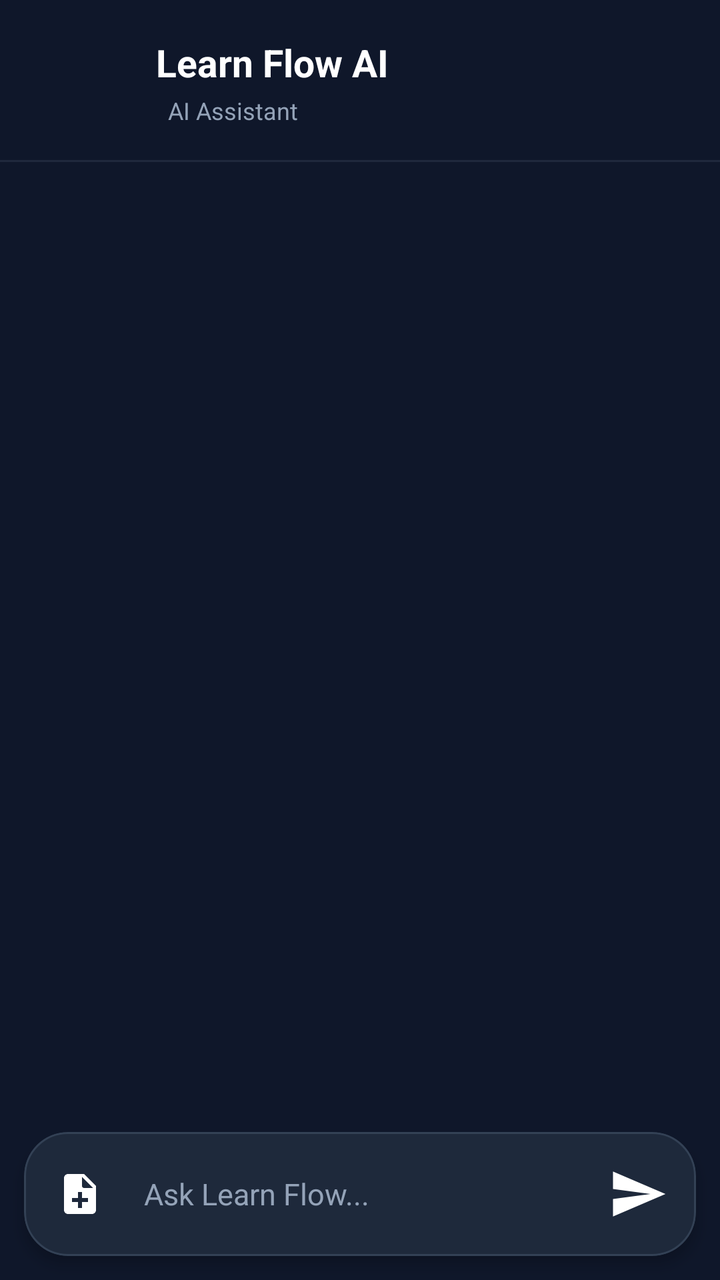
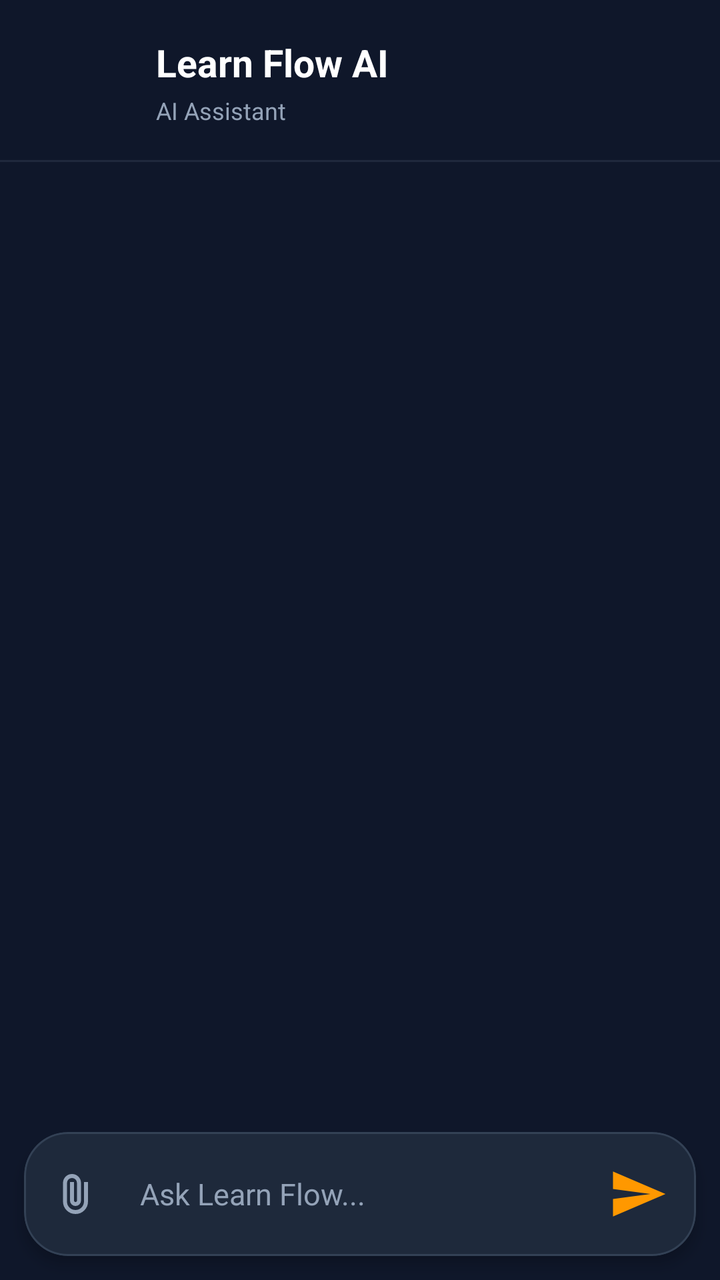

Before-and-after screenshots of an Android layout around one commit, followed by the original layout XML and the change that was made.
<!-- AndroidManifest.xml: application theme Theme.LearnFlow -->
<!-- res/layout/activity_chat.xml -->
<?xml version="1.0" encoding="utf-8"?>
<androidx.constraintlayout.widget.ConstraintLayout
    xmlns:android="http://schemas.android.com/apk/res/android"
    xmlns:app="http://schemas.android.com/apk/res-auto"
    xmlns:tools="http://schemas.android.com/tools"
    android:id="@+id/main"
    android:layout_width="match_parent"
    android:layout_height="match_parent"
    android:background="@color/dark_background">

    
    <LinearLayout
        android:id="@+id/header"
        android:layout_width="0dp"
        android:layout_height="wrap_content"
        android:layout_marginStart="20dp"
        android:layout_marginTop="18dp"
        android:layout_marginEnd="20dp"
        android:gravity="center_vertical"
        android:orientation="horizontal"
        app:layout_constraintEnd_toEndOf="parent"
        app:layout_constraintStart_toStartOf="parent"
        app:layout_constraintTop_toTopOf="parent">

        <FrameLayout
            android:layout_width="46dp"
            android:layout_height="46dp">

            <ImageView
                android:layout_width="24dp"
                android:layout_height="24dp"
                android:layout_gravity="center"
                android:contentDescription="AI"
                android:backgroundTint="@color/white" />

        </FrameLayout>

        <LinearLayout
            android:layout_width="0dp"
            android:layout_height="wrap_content"
            android:layout_marginStart="12dp"
            android:layout_weight="1"
            android:orientation="vertical">

            <TextView
                android:id="@+id/name"
                android:layout_width="wrap_content"
                android:layout_height="wrap_content"
                android:text="Learn Flow AI"
                android:textColor="@color/white"
                android:textSize="19sp"
                android:textStyle="bold" />

            <LinearLayout
                android:layout_width="wrap_content"
                android:layout_height="wrap_content"
                android:layout_marginTop="3dp"
                android:gravity="center_vertical"
                android:orientation="horizontal">



                <TextView
                    android:layout_width="wrap_content"
                    android:layout_height="wrap_content"
                    android:layout_marginStart="6dp"
                    android:text="AI Assistant"
                    android:textColor="@color/dark_text_secondary"
                    android:textSize="12sp" />

            </LinearLayout>

        </LinearLayout>

    </LinearLayout>

    
    <View
        android:id="@+id/headerDivider"
        android:layout_width="0dp"
        android:layout_height="1dp"
        android:layout_marginTop="16dp"
        android:alpha="0.45"
        android:background="@color/dark_surface_variant"
        app:layout_constraintEnd_toEndOf="parent"
        app:layout_constraintStart_toStartOf="parent"
        app:layout_constraintTop_toBottomOf="@id/header" />

    
    <LinearLayout
        android:id="@+id/messageContainer"
        android:layout_width="0dp"
        android:layout_height="0dp"
        android:orientation="vertical"
        app:layout_constraintBottom_toTopOf="@id/inputCard"
        app:layout_constraintEnd_toEndOf="parent"
        app:layout_constraintStart_toStartOf="parent"
        app:layout_constraintTop_toBottomOf="@id/headerDivider">

        <androidx.recyclerview.widget.RecyclerView
            android:id="@+id/recyclerView"
            android:layout_width="match_parent"
            android:layout_height="0dp"
            android:layout_weight="1"
            android:clipToPadding="false"
            android:overScrollMode="never"
            android:paddingStart="14dp"
            android:paddingTop="14dp"
            android:paddingEnd="14dp"
            android:paddingBottom="8dp" />

        <include
            android:id="@+id/typingIndicator"
            layout="@layout/loader"
            android:layout_margin="30dp"
            android:layout_width="match_parent"
            android:layout_height="30dp" />

    </LinearLayout>

    
    <com.google.android.material.card.MaterialCardView
        android:id="@+id/inputCard"
        android:layout_width="0dp"
        android:layout_height="wrap_content"
        android:layout_marginStart="12dp"
        android:layout_marginEnd="12dp"
        android:layout_marginBottom="12dp"
        app:cardBackgroundColor="@color/dark_surface"
        app:cardCornerRadius="22dp"
        app:cardElevation="4dp"
        app:strokeColor="@color/dark_surface_variant"
        app:strokeWidth="1dp"
        app:layout_constraintBottom_toBottomOf="parent"
        app:layout_constraintStart_toStartOf="parent"
        app:layout_constraintEnd_toEndOf="parent">

        <LinearLayout
            android:id="@+id/inputContainer"
            android:layout_width="match_parent"
            android:layout_height="wrap_content"
            android:minHeight="62dp"
            android:gravity="center_vertical"
            android:orientation="horizontal"
            android:paddingStart="8dp"
            android:paddingTop="6dp"
            android:paddingEnd="6dp"
            android:paddingBottom="6dp">

            <ImageButton
                android:id="@+id/btnAttach"
                android:layout_width="40dp"
                android:layout_height="40dp"
                android:background="@android:color/transparent"
                android:padding="10dp"
                android:src="@drawable/ic_add"
                android:backgroundTint="@color/dark_text_secondary"
                android:contentDescription="Attach document" />

            <EditText
                android:id="@+id/editMessage"
                android:layout_width="0dp"
                android:layout_height="wrap_content"
                android:layout_weight="1"
                android:layout_marginStart="4dp"
                android:layout_marginEnd="4dp"
                android:minHeight="46dp"
                android:maxLines="4"
                android:gravity="center_vertical"
                android:background="@android:color/transparent"
                android:hint="Ask Learn Flow..."
                android:textColor="@color/dark_text_primary"
                android:textColorHint="@color/dark_text_secondary"
                android:textSize="15sp"
                android:inputType="textCapSentences|textMultiLine"
                android:padding="8dp" />

            <ImageButton
                android:id="@+id/btnSend"
                android:layout_width="46dp"
                android:layout_height="46dp"
                android:background="@android:color/transparent"
                android:padding="10dp"
                android:src="@drawable/ic_send"
                android:backgroundTint="@color/orange"
                android:contentDescription="Send message" />

        </LinearLayout>

    </com.google.android.material.card.MaterialCardView>

</androidx.constraintlayout.widget.ConstraintLayout>
<!-- res/layout/loader.xml (included above) -->
<?xml version="1.0" encoding="utf-8"?>
<LinearLayout
    xmlns:android="http://schemas.android.com/apk/res/android"
    android:layout_width="wrap_content"
    android:layout_height="32dp"
    android:layout_marginStart="30dp"
    android:gravity="center_vertical"
    android:orientation="horizontal"
    android:visibility="gone">

    <View
        android:id="@+id/dot1"
        android:layout_width="7dp"
        android:layout_height="7dp"
        android:layout_marginEnd="4dp"
        android:background="@drawable/typing_dot" />

    <View
        android:id="@+id/dot2"
        android:layout_width="7dp"
        android:layout_height="7dp"
        android:layout_marginEnd="4dp"
        android:background="@drawable/typing_dot" />

    <View
        android:id="@+id/dot3"
        android:layout_width="7dp"
        android:layout_height="7dp"
        android:background="@drawable/typing_dot" />

</LinearLayout>
<!-- resources referenced by this layout -->
<resources>
  <color name="dark_background">#0F172A</color>
  <color name="dark_surface">#1E293B</color>
  <color name="dark_surface_variant">#334155</color>
  <color name="dark_text_primary">#F8FAFC</color>
  <color name="dark_text_secondary">#94A3B8</color>
  <color name="orange">#FF9800</color>
  <color name="white">#ffffff</color>
  <!-- drawable ic_add (drawable) -->
  <?xml version="1.0" encoding="utf-8"?>
  <vector xmlns:android="http://schemas.android.com/apk/res/android"
      android:width="24dp"
      android:height="24dp"
      android:viewportWidth="24"
      android:viewportHeight="24">
  
      <path
          android:fillColor="@android:color/white"
          android:pathData="M6,2C4.9,2 4,2.9 4,4V20C4,21.1 4.9,22 6,22H18C19.1,22 20,21.1 20,20V8L14,2H6ZM13,3.5L18.5,9H14C13.45,9 13,8.55 13,8V3.5ZM11,11H13V14H16V16H13V19H11V16H8V14H11V11Z" />
  
  </vector>
  <!-- drawable ic_send (drawable) -->
  <?xml version="1.0" encoding="utf-8"?>
  <vector xmlns:android="http://schemas.android.com/apk/res/android"
      android:width="30dp"
      android:height="30dp"
      android:viewportWidth="24"
      android:viewportHeight="24">
  
      <path
          android:fillColor="@android:color/white"
          android:pathData="M2,21L23,12L2,3L2,10L17,12L2,14Z" />
  
  </vector>
  <!-- drawable typing_dot (drawable) -->
  <?xml version="1.0" encoding="utf-8"?>
  <shape xmlns:android="http://schemas.android.com/apk/res/android"
      android:shape="oval">
  
      <solid android:color="@color/dark_text_secondary" />
  
  </shape>
  <style name="Theme.LearnFlow" parent="Base.Theme.LearnFlow" />
  <style name="Base.Theme.LearnFlow" parent="Theme.Material3.DayNight.NoActionBar">
          
          
      </style>
</resources>

<!-- the commit's change to res/layout/activity_chat.xml (unified diff, before → after) -->
@@ -2,13 +2,11 @@
 <androidx.constraintlayout.widget.ConstraintLayout
     xmlns:android="http://schemas.android.com/apk/res/android"
     xmlns:app="http://schemas.android.com/apk/res-auto"
-    xmlns:tools="http://schemas.android.com/tools"
     android:id="@+id/main"
     android:layout_width="match_parent"
     android:layout_height="match_parent"
     android:background="@color/dark_background">
 
-    
     <LinearLayout
         android:id="@+id/header"
         android:layout_width="0dp"
@@ -51,30 +49,18 @@
                 android:textSize="19sp"
                 android:textStyle="bold" />
 
-            <LinearLayout
+            <TextView
                 android:layout_width="wrap_content"
                 android:layout_height="wrap_content"
                 android:layout_marginTop="3dp"
-                android:gravity="center_vertical"
-                android:orientation="horizontal">
-
-
-
-                <TextView
-                    android:layout_width="wrap_content"
-                    android:layout_height="wrap_content"
-                    android:layout_marginStart="6dp"
-                    android:text="AI Assistant"
-                    android:textColor="@color/dark_text_secondary"
-                    android:textSize="12sp" />
-
-            </LinearLayout>
+                android:text="AI Assistant"
+                android:textColor="@color/dark_text_secondary"
+                android:textSize="12sp" />
 
         </LinearLayout>
 
     </LinearLayout>
 
-    
     <View
         android:id="@+id/headerDivider"
         android:layout_width="0dp"
@@ -86,7 +72,6 @@
         app:layout_constraintStart_toStartOf="parent"
         app:layout_constraintTop_toBottomOf="@id/header" />
 
-    
     <LinearLayout
         android:id="@+id/messageContainer"
         android:layout_width="0dp"
@@ -112,13 +97,12 @@
         <include
             android:id="@+id/typingIndicator"
             layout="@layout/loader"
-            android:layout_margin="30dp"
             android:layout_width="match_parent"
-            android:layout_height="30dp" />
+            android:layout_height="30dp"
+            android:layout_margin="30dp" />
 
     </LinearLayout>
 
-    
     <com.google.android.material.card.MaterialCardView
         android:id="@+id/inputCard"
         android:layout_width="0dp"
@@ -132,58 +116,125 @@
         app:strokeColor="@color/dark_surface_variant"
         app:strokeWidth="1dp"
         app:layout_constraintBottom_toBottomOf="parent"
-        app:layout_constraintStart_toStartOf="parent"
-        app:layout_constraintEnd_toEndOf="parent">
+        app:layout_constraintEnd_toEndOf="parent"
+        app:layout_constraintStart_toStartOf="parent">
 
         <LinearLayout
             android:id="@+id/inputContainer"
             android:layout_width="match_parent"
             android:layout_height="wrap_content"
-            android:minHeight="62dp"
-            android:gravity="center_vertical"
-            android:orientation="horizontal"
-            android:paddingStart="8dp"
-            android:paddingTop="6dp"
-            android:paddingEnd="6dp"
-            android:paddingBottom="6dp">
-
-            <ImageButton
-                android:id="@+id/btnAttach"
-                android:layout_width="40dp"
-                android:layout_height="40dp"
-                android:background="@android:color/transparent"
-                android:padding="10dp"
-                android:src="@drawable/ic_add"
-                android:backgroundTint="@color/dark_text_secondary"
-                android:contentDescription="Attach document" />
-
-            <EditText
-                android:id="@+id/editMessage"
-                android:layout_width="0dp"
-                android:layout_height="wrap_content"
-                android:layout_weight="1"
-                android:layout_marginStart="4dp"
-                android:layout_marginEnd="4dp"
-                android:minHeight="46dp"
-                android:maxLines="4"
+            android:orientation="vertical"
+            android:padding="6dp">
+
+            <LinearLayout
+                android:id="@+id/attachmentContainer"
+                android:layout_width="match_parent"
+                android:layout_height="wrap_content"
+                android:layout_marginBottom="4dp"
                 android:gravity="center_vertical"
-                android:background="@android:color/transparent"
-                android:hint="Ask Learn Flow..."
-                android:textColor="@color/dark_text_primary"
-                android:textColorHint="@color/dark_text_secondary"
-                android:textSize="15sp"
-                android:inputType="textCapSentences|textMultiLine"
-                android:padding="8dp" />
-
-            <ImageButton
-                android:id="@+id/btnSend"
-                android:layout_width="46dp"
-                android:layout_height="46dp"
-                android:background="@android:color/transparent"
-                android:padding="10dp"
-                android:src="@drawable/ic_send"
-                android:backgroundTint="@color/orange"
-                android:contentDescription="Send message" />
+                android:orientation="horizontal"
+                android:padding="8dp"
+                android:visibility="gone">
+
+                <ImageView
+                    android:layout_width="40dp"
+                    android:layout_height="40dp"
+                    android:contentDescription="PDF document"
+                    android:padding="8dp"
+                    android:src="@drawable/ic_document" />
+
+                <LinearLayout
+                    android:layout_width="0dp"
+                    android:layout_height="wrap_content"
+                    android:layout_weight="1"
+                    android:orientation="vertical"
+                    android:paddingStart="8dp"
+                    android:paddingEnd="8dp">
+
+                    <TextView
+                        android:id="@+id/txtAttachmentName"
+                        android:layout_width="match_parent"
+                        android:layout_height="wrap_content"
+                        android:ellipsize="middle"
+                        android:maxLines="1"
+                        android:textColor="@color/dark_text_primary"
+                        android:textSize="14sp"
+                        android:textStyle="bold" />
+
+                    <TextView
+                        android:layout_width="wrap_content"
+                        android:layout_height="wrap_content"
+                        android:text="PDF document"
+                        android:textColor="@color/dark_text_secondary"
+                        android:textSize="12sp" />
+
+                </LinearLayout>
+
+                <ImageView
+                    android:id="@+id/btnRemoveAttachment"
+                    android:layout_width="36dp"
+                    android:layout_height="36dp"
+                    android:contentDescription="Remove attachment"
+                    android:padding="8dp"
+                    android:src="@drawable/ic_close"
+                    app:tint="@color/dark_text_secondary" />
+
+            </LinearLayout>
+
+            <View
+                android:id="@+id/documentView"
+                android:layout_width="match_parent"
+                android:layout_height="1dp"
+                android:layout_marginBottom="4dp"
+                android:background="@color/text_secondary"
+                android:visibility="gone" />
+
+            <LinearLayout
+                android:layout_width="match_parent"
+                android:layout_height="wrap_content"
+                android:gravity="center_vertical"
+                android:minHeight="50dp"
+                android:orientation="horizontal">
+
+                <ImageButton
+                    android:id="@+id/btnAttach"
+                    android:layout_width="40dp"
+                    android:layout_height="40dp"
+                    android:background="@android:color/transparent"
+                    android:contentDescription="Attach document"
+                    android:padding="10dp"
+                    android:src="@drawable/ic_attach"
+                    app:tint="@color/dark_text_secondary" />
+
+                <EditText
+                    android:id="@+id/editMessage"
+                    android:layout_width="0dp"
+                    android:layout_height="wrap_content"
+                    android:layout_weight="1"
+                    android:layout_marginStart="4dp"
+                    android:layout_marginEnd="4dp"
+                    android:background="@android:color/transparent"
+                    android:gravity="center_vertical"
+                    android:hint="Ask Learn Flow..."
+                    android:inputType="textCapSentences|textMultiLine"
+                    android:maxLines="4"
+                    android:minHeight="46dp"
+                    android:padding="8dp"
+                    android:textColor="@color/dark_text_primary"
+                    android:textColorHint="@color/dark_text_secondary"
+                    android:textSize="15sp" />
+
+                <ImageButton
+                    android:id="@+id/btnSend"
+                    android:layout_width="46dp"
+                    android:layout_height="46dp"
+                    android:background="@android:color/transparent"
+                    android:contentDescription="Send message"
+                    android:padding="10dp"
+                    android:src="@drawable/ic_send"
+                    app:tint="@color/orange" />
+
+            </LinearLayout>
 
         </LinearLayout>
 
<!-- resource entries referenced after the edit -->
@@ -6,19 +6,25 @@
   <color name="dark_text_primary">#F8FAFC</color>
   <color name="dark_text_secondary">#94A3B8</color>
   <color name="orange">#FF9800</color>
+  <color name="text_secondary">#64748B</color>
   <color name="white">#ffffff</color>
-  <!-- drawable ic_add (drawable) -->
-  <?xml version="1.0" encoding="utf-8"?>
-  <vector xmlns:android="http://schemas.android.com/apk/res/android"
-      android:width="24dp"
-      android:height="24dp"
-      android:viewportWidth="24"
-      android:viewportHeight="24">
-  
-      <path
-          android:fillColor="@android:color/white"
-          android:pathData="M6,2C4.9,2 4,2.9 4,4V20C4,21.1 4.9,22 6,22H18C19.1,22 20,21.1 20,20V8L14,2H6ZM13,3.5L18.5,9H14C13.45,9 13,8.55 13,8V3.5ZM11,11H13V14H16V16H13V19H11V16H8V14H11V11Z" />
-  
+  <!-- drawable ic_attach (drawable) -->
+  <vector xmlns:android="http://schemas.android.com/apk/res/android" android:height="24dp" android:tint="#FFFFFF" android:viewportHeight="960" android:viewportWidth="960" android:width="24dp">
+        
+      <path android:fillColor="@android:color/white" android:pathData="M720,630Q720,734 647,807Q574,880 470,880Q366,880 293,807Q220,734 220,630L220,260Q220,185 272.5,132.5Q325,80 400,80Q475,80 527.5,132.5Q580,185 580,260L580,610Q580,656 548,688Q516,720 470,720Q424,720 392,688Q360,656 360,610L360,240L440,240L440,610Q440,623 448.5,631.5Q457,640 470,640Q483,640 491.5,631.5Q500,623 500,610L500,260Q499,218 470.5,189Q442,160 400,160Q358,160 329,189Q300,218 300,260L300,630Q299,701 349,750.5Q399,800 470,800Q540,800 589,750.5Q638,701 640,630L640,240L720,240L720,630Z"/>
+      
+  </vector>
+  <!-- drawable ic_close (drawable) -->
+  <vector xmlns:android="http://schemas.android.com/apk/res/android" android:height="24dp" android:tint="#FFFFFF" android:viewportHeight="24" android:viewportWidth="24" android:width="24dp">
+        
+      <path android:fillColor="@android:color/white" android:pathData="M19,6.41L17.59,5 12,10.59 6.41,5 5,6.41 10.59,12 5,17.59 6.41,19 12,13.41 17.59,19 19,17.59 13.41,12 19,6.41z"/>
+      
+  </vector>
+  <!-- drawable ic_document (drawable) -->
+  <vector xmlns:android="http://schemas.android.com/apk/res/android" android:height="24dp" android:tint="#FFFFFF" android:viewportHeight="960" android:viewportWidth="960" android:width="24dp">
+        
+      <path android:fillColor="@android:color/white" android:pathData="M280,760L680,760Q676,711 650,670Q624,629 582,605L620,537Q622,533 621,528Q620,523 615,521Q611,519 606.5,520Q602,521 600,525L561,595Q541,587 521,582.5Q501,578 480,578Q459,578 439,582.5Q419,587 399,595L360,525Q358,520 353.5,520Q349,520 344,522Q344,522 340,537L378,605Q336,629 310,670Q284,711 280,760ZM376,694Q370,688 370,680Q370,672 376,666Q382,660 390,660Q398,660 404,666Q410,672 410,680Q410,688 404,694Q398,700 390,700Q382,700 376,694ZM556,694Q550,688 550,680Q550,672 556,666Q562,660 570,660Q578,660 584,666Q590,672 590,680Q590,688 584,694Q578,700 570,700Q562,700 556,694ZM240,880Q207,880 183.5,856.5Q160,833 160,800L160,160Q160,127 183.5,103.5Q207,80 240,80L560,80L800,320L800,800Q800,833 776.5,856.5Q753,880 720,880L240,880ZM520,360L520,160L240,160Q240,160 240,160Q240,160 240,160L240,800Q240,800 240,800Q240,800 240,800L720,800Q720,800 720,800Q720,800 720,800L720,360L520,360ZM240,160L240,160L240,360L240,360L240,160L240,360L240,360L240,800Q240,800 240,800Q240,800 240,800L240,800Q240,800 240,800Q240,800 240,800L240,160Q240,160 240,160Q240,160 240,160Z"/>
+      
   </vector>
   <!-- drawable ic_send (drawable) -->
   <?xml version="1.0" encoding="utf-8"?>
